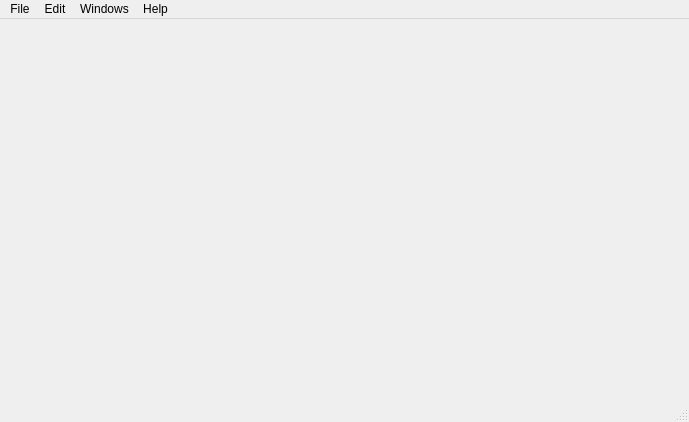
This is GUI/GUI.ui in brucki2811/CSV-Projekt as Qt 5 draws it before an edit. The edited form follows.
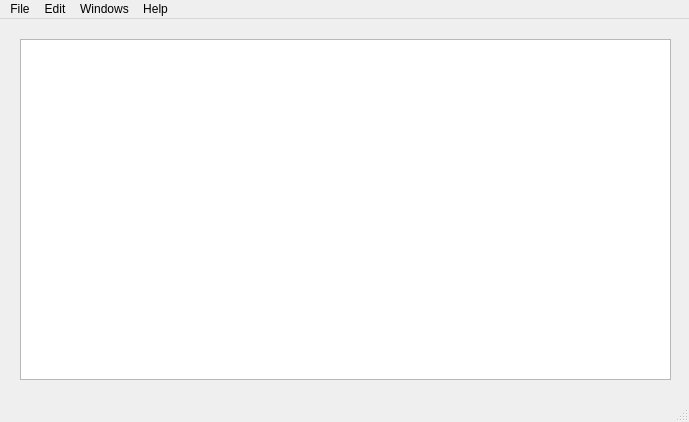
This is the edited form.

The edit to the form file:
```diff
--- a/GUI/GUI.ui
+++ b/GUI/GUI.ui
@@ -13,7 +13,18 @@
   <property name="windowTitle">
    <string>MainWindow</string>
   </property>
-  <widget class="QWidget" name="centralwidget"/>
+  <widget class="QWidget" name="centralwidget">
+   <widget class="QTableWidget" name="tableWidget">
+    <property name="geometry">
+     <rect>
+      <x>20</x>
+      <y>20</y>
+      <width>651</width>
+      <height>341</height>
+     </rect>
+    </property>
+   </widget>
+  </widget>
   <widget class="QMenuBar" name="menubar">
    <property name="geometry">
     <rect>
```
Left out of the diff: 52 changed lines with no effect on the pictures.
